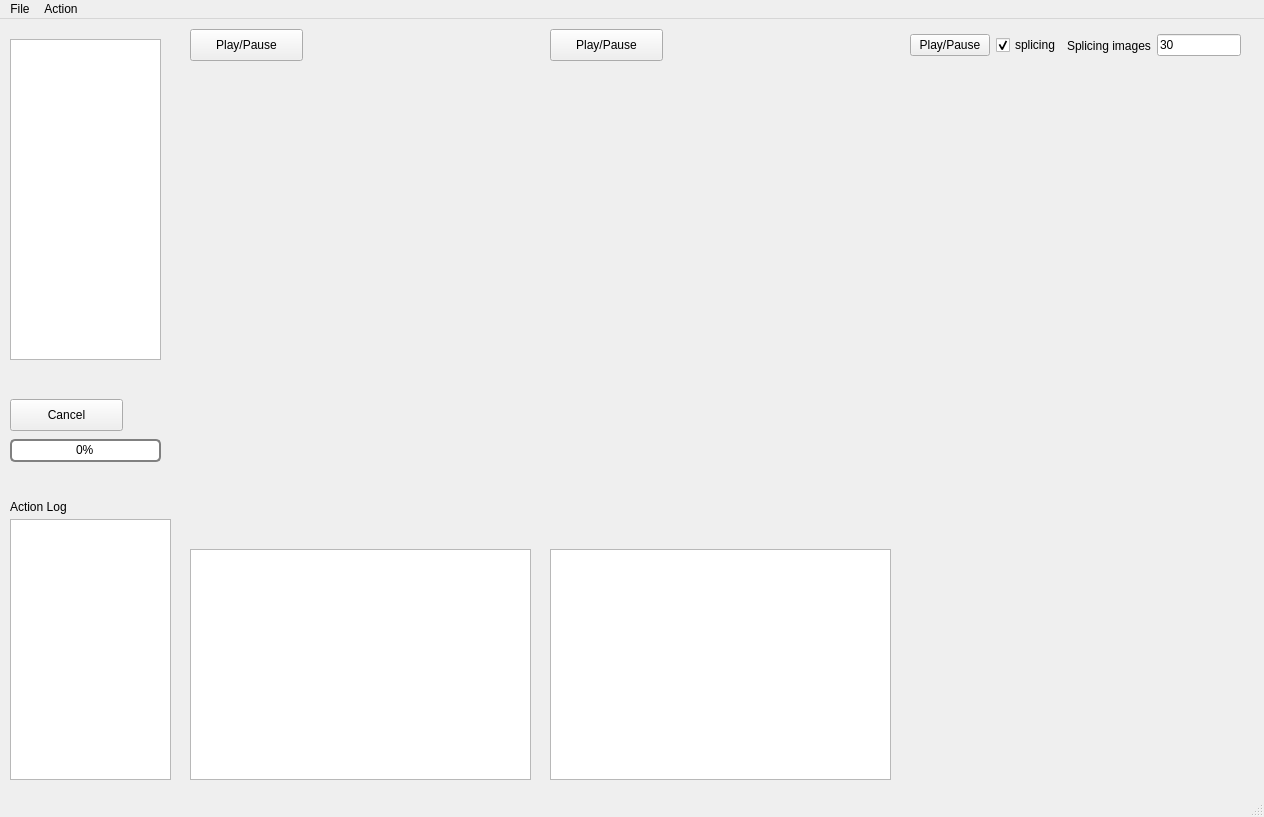
Qt form MolVista/modules/gui.ui (ts-quantum/MolSuite) before a commit.
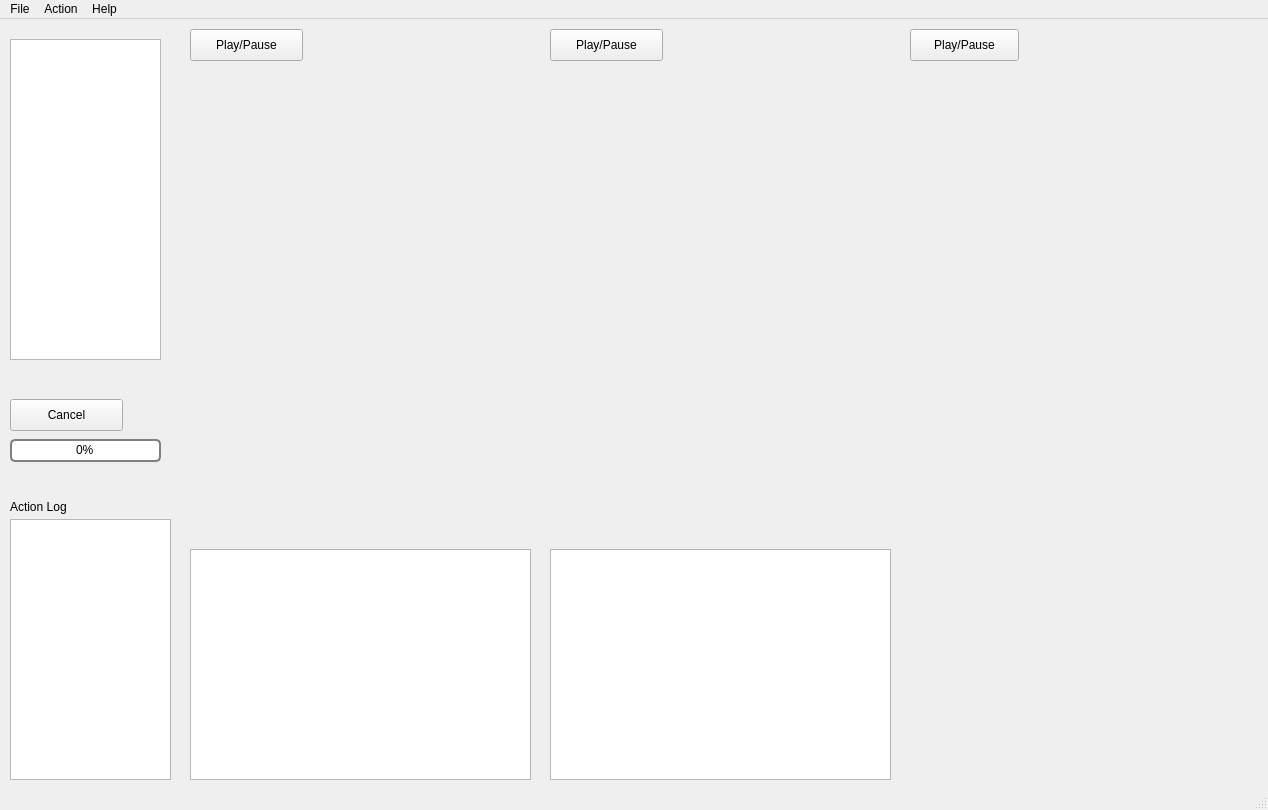
The same form after that commit.

The edit to the form file:
```diff
--- a/MolVista/modules/gui.ui
+++ b/MolVista/modules/gui.ui
@@ -6,8 +6,8 @@
    <rect>
     <x>0</x>
     <y>0</y>
-    <width>1264</width>
-    <height>817</height>
+    <width>1268</width>
+    <height>810</height>
    </rect>
   </property>
   <property name="windowTitle">
@@ -202,48 +202,18 @@
      <string>Action Log</string>
     </property>
    </widget>
-   <widget class="QWidget" name="layoutWidget">
+   <widget class="QPushButton" name="button_toggle_2">
     <property name="geometry">
      <rect>
       <x>910</x>
       <y>10</y>
-      <width>331</width>
-      <height>33</height>
+      <width>109</width>
+      <height>32</height>
      </rect>
     </property>
-    <layout class="QHBoxLayout" name="horizontalLayout">
-     <item>
-      <widget class="QPushButton" name="button_toggle_2">
-       <property name="text">
-        <string>Play/Pause</string>
-       </property>
-      </widget>
-     </item>
-     <item>
-      <widget class="QCheckBox" name="splicing">
-       <property name="text">
-        <string>splicing</string>
-       </property>
-       <property name="checked">
-        <bool>true</bool>
-       </property>
-      </widget>
-     </item>
-     <item>
-      <widget class="QLabel" name="label_2">
-       <property name="text">
-        <string>Splicing images</string>
-       </property>
-      </widget>
-     </item>
-     <item>
-      <widget class="QLineEdit" name="N_splicing">
-       <property name="text">
-        <string>30</string>
-       </property>
-      </widget>
-     </item>
-    </layout>
+    <property name="text">
+     <string>Play/Pause</string>
+    </property>
    </widget>
   </widget>
   <widget class="QMenuBar" name="menubar">
@@ -251,7 +221,7 @@
     <rect>
      <x>0</x>
      <y>0</y>
-     <width>1264</width>
+     <width>1268</width>
      <height>33</height>
     </rect>
    </property>
@@ -269,12 +239,19 @@
     <addaction name="actionAlign"/>
     <addaction name="actionAlign_masked"/>
     <addaction name="separator"/>
+    <addaction name="actionSettings"/>
+   </widget>
+   <widget class="QMenu" name="menuHelp">
+    <property name="title">
+     <string>Help</string>
+    </property>
     <addaction name="actionHelp"/>
     <addaction name="separator"/>
     <addaction name="actionCredits"/>
    </widget>
    <addaction name="menuFile"/>
    <addaction name="menuAction"/>
+   <addaction name="menuHelp"/>
   </widget>
   <widget class="QStatusBar" name="statusbar"/>
   <action name="actionLoad_trj">
```
Left out of the diff: 6 changed lines with no effect on the pictures.
